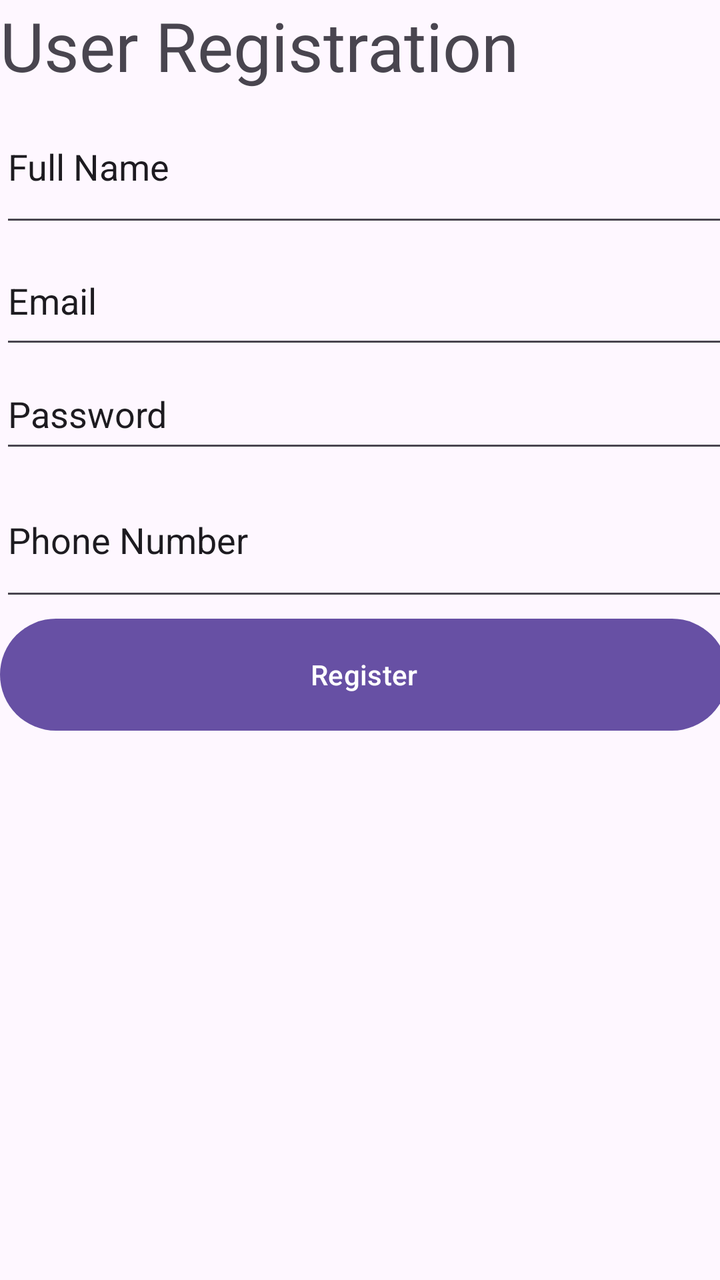
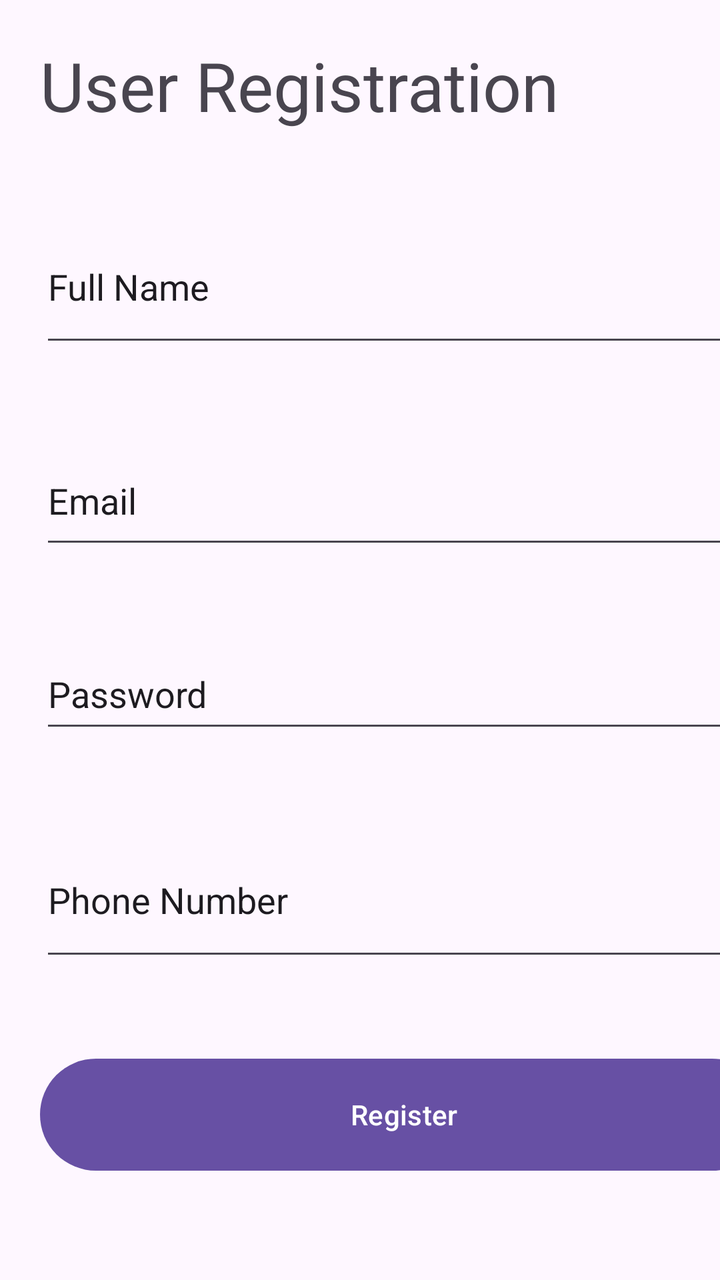

The first picture is an Android layout as it rendered before a commit; the second is the same layout after the commit. The layout source and the unified diff follow.
<!-- AndroidManifest.xml: application theme Theme.NewProjectMahmod -->
<!-- res/layout/activity_register.xml -->
<?xml version="1.0" encoding="utf-8"?>
<LinearLayout xmlns:android="http://schemas.android.com/apk/res/android"
    xmlns:app="http://schemas.android.com/apk/res-auto"
    xmlns:tools="http://schemas.android.com/tools"
    android:id="@+id/main"
    android:layout_width="match_parent"
    android:layout_height="match_parent"
    android:orientation="vertical"
    tools:context=".viewPkg.activity_register">

    <TextView
        android:id="@+id/TextView"
        android:layout_width="wrap_content"
        android:layout_height="wrap_content"
        android:gravity="center"
        android:text="User Registration"
        android:textSize="34sp" />

    <EditText
        android:id="@+id/etFullName"
        android:layout_width="402dp"
        android:layout_height="73dp"
        android:ems="10"
        android:inputType="text"
        android:text="Full Name" />

    <EditText
        android:id="@+id/etEmail"
        android:layout_width="398dp"
        android:layout_height="61dp"
        android:ems="10"
        android:inputType="text"
        android:text="Email" />

    <EditText
        android:id="@+id/etPassword"
        android:layout_width="398dp"
        android:layout_height="52dp"
        android:ems="10"
        android:inputType="text"
        android:text="Password" />

    <EditText
        android:id="@+id/etPhone"
        android:layout_width="391dp"
        android:layout_height="74dp"
        android:ems="10"
        android:inputType="text"
        android:text="Phone Number" />

    <Button
        android:id="@+id/btnRegister"
        android:layout_width="364dp"
        android:layout_height="64dp"
        android:text="Register" />

</LinearLayout>
<!-- resources referenced by this layout -->
<resources>
  <style name="Theme.NewProjectMahmod" parent="Base.Theme.NewProjectMahmod" />
  <style name="Base.Theme.NewProjectMahmod" parent="Theme.Material3.DayNight.NoActionBar">
          
          
      </style>
</resources>

<!-- the commit's change to res/layout/activity_register.xml (unified diff, before → after) -->
@@ -12,6 +12,7 @@
         android:id="@+id/TextView"
         android:layout_width="wrap_content"
         android:layout_height="wrap_content"
+        android:layout_margin="20dp"
         android:gravity="center"
         android:text="User Registration"
         android:textSize="34sp" />
@@ -20,6 +21,7 @@
         android:id="@+id/etFullName"
         android:layout_width="402dp"
         android:layout_height="73dp"
+        android:layout_margin="20dp"
         android:ems="10"
         android:inputType="text"
         android:text="Full Name" />
@@ -28,6 +30,7 @@
         android:id="@+id/etEmail"
         android:layout_width="398dp"
         android:layout_height="61dp"
+        android:layout_margin="20dp"
         android:ems="10"
         android:inputType="text"
         android:text="Email" />
@@ -36,6 +39,7 @@
         android:id="@+id/etPassword"
         android:layout_width="398dp"
         android:layout_height="52dp"
+        android:layout_margin="20dp"
         android:ems="10"
         android:inputType="text"
         android:text="Password" />
@@ -44,6 +48,7 @@
         android:id="@+id/etPhone"
         android:layout_width="391dp"
         android:layout_height="74dp"
+        android:layout_margin="20dp"
         android:ems="10"
         android:inputType="text"
         android:text="Phone Number" />
@@ -52,6 +57,7 @@
         android:id="@+id/btnRegister"
         android:layout_width="364dp"
         android:layout_height="64dp"
+        android:layout_margin="20dp"
         android:text="Register" />
 
 </LinearLayout>
